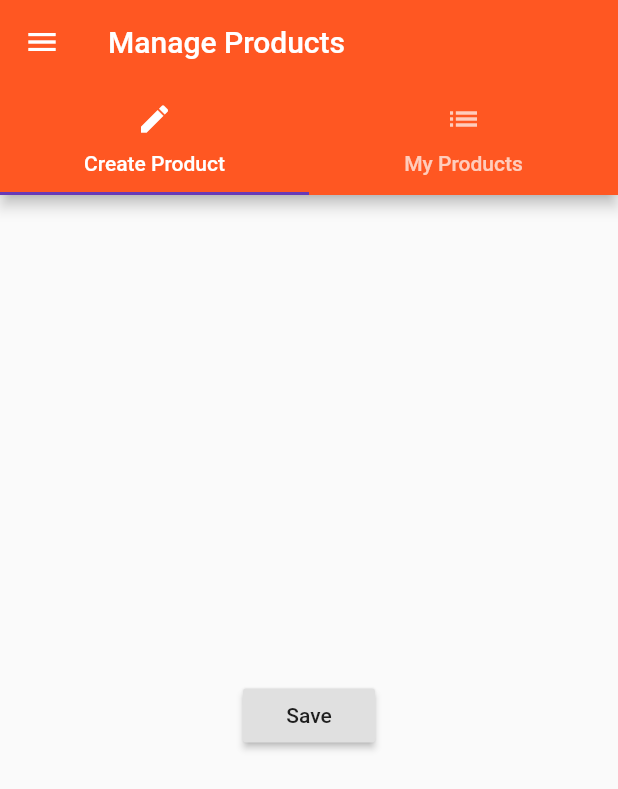
After one commit to SakinaBoriwala21/flutter-course, a Flutter app: the screen it shows after launch, in the side drawer, after a tap on "Manage Products", on a phone screen of 412 x 824 dp. The commit adds this screen. Shown: the top 789 px of the screen. Run offline on Flutter 3.47's test engine with Material 2 defaults, Android fonts, the phone set to English and light mode, and no system bars.

Commit message:
add named routes, modals and dialogs
- Completed Unit 6 - Navigator Module.
- Learn how to use global route registry to navigate pages
- Use routes,onGenerateRoute and onUnknownRoute
- Use Dialogs and Modals to generate alert messages
- Generate alert dialog box with actions
- Generate Modal Bottom sheet to create an overlay on existing page without replacing stack

```diff
--- a/lib/main.dart
+++ b/lib/main.dart
@@ -2,6 +2,9 @@ import 'package:flutter/material.dart';
 // import 'package:flutter/rendering.dart';
 
 import './pages/auth.dart';
+import './pages/products_admin.dart';
+import './pages/product.dart';
+import './pages/products.dart';
 
 void main() {
   // debugPaintSizeEnabled = true;
@@ -10,7 +13,29 @@ void main() {
 
   runApp(MyApp());
 }
-class MyApp extends StatelessWidget {
+
+class MyApp extends StatefulWidget {
+  @override
+  State<StatefulWidget> createState() {
+    return _MyAppState();
+  }
+}
+
+class _MyAppState extends State<MyApp> {
+  List<Map<String, String>> _products = [];
+
+  void _addProduct(Map<String, String> product) {
+    setState(() {
+      _products.add(product);
+    });
+  }
+
+  void _deleteProduct(int index) {
+    setState(() {
+      _products.removeAt(index);
+    });
+  }
+
   @override
   Widget build(BuildContext context) {
     return MaterialApp(
@@ -20,7 +45,31 @@ class MyApp extends StatelessWidget {
         primarySwatch: Colors.deepOrange,
         accentColor: Colors.deepPurple,
       ),
-      home: AuthPage(),
+      // home: AuthPage(),
+      routes: {
+        '/': (BuildContext context) =>
+            ProductsPage(_products, _addProduct, _deleteProduct),
+        '/admin': (BuildContext context) => ProductsAdminPage(),
+      },
+      onGenerateRoute: (RouteSettings settings) {
+        final List<String> pathElements = settings.name.split('/');
+        if (pathElements[0] != '') {
+          return null;
+        }
+        if (pathElements[1] == 'product') {
+          final int index = int.parse(pathElements[2]);
+          return MaterialPageRoute<bool>(
+            builder: (BuildContext context) => ProductPage(
+                _products[index]['title'], _products[index]['image']),
+          );
+        }
+        return null;
+      },
+      onUnknownRoute: (RouteSettings settings) {
+        return MaterialPageRoute(
+            builder: (BuildContext context) =>
+                ProductsPage(_products, _addProduct, _deleteProduct));
+      },
     );
   }
 }
--- a/lib/pages/auth.dart
+++ b/lib/pages/auth.dart
@@ -12,7 +12,7 @@ class AuthPage extends StatelessWidget {
           child: RaisedButton(
         child: Text('LOGIN'),
         onPressed: () {
-          Navigator.pushReplacement(context, MaterialPageRoute(builder: (BuildContext context) => ProductsPage()),);
+          Navigator.pushReplacementNamed(context, '/');
         },
       )),
     );
--- /dev/null
+++ b/lib/pages/product_create.dart
@@ -0,0 +1,21 @@
+import 'package:flutter/material.dart';
+
+class ProductCreatePage extends StatelessWidget {
+  @override
+  Widget build(BuildContext context) {
+    return Center(
+      child: RaisedButton(
+        child: Text('Save'),
+        onPressed: () {
+          showModalBottomSheet(
+              context: context,
+              builder: (BuildContext context) {
+                return Center(
+                  child: Text('This is a Modal'),
+                );
+              });
+        },
+      ),
+    );
+  }
+}
--- /dev/null
+++ b/lib/pages/product_list.dart
@@ -0,0 +1,8 @@
+import 'package:flutter/material.dart';
+
+class ProductListPage extends StatelessWidget {
+  @override
+  Widget build(BuildContext context) {
+    return Center(child: Text('All Products'),);
+  }
+}
--- a/lib/pages/products.dart
+++ b/lib/pages/products.dart
@@ -1,9 +1,14 @@
 import 'package:flutter/material.dart';
 
 import '../product_manager.dart';
-import './products_admin.dart';
 
 class ProductsPage extends StatelessWidget {
+  List<Map<String,String>> products;
+  final Function addProduct;
+  final Function deleteProduct;
+
+  ProductsPage(this.products, this.addProduct, this.deleteProduct);
+
   @override
   Widget build(BuildContext context) {
     return Scaffold(
@@ -17,11 +22,7 @@ class ProductsPage extends StatelessWidget {
             ListTile(
               title: Text('Manage Products'),
               onTap: () {
-                Navigator.push(
-                  context,
-                  MaterialPageRoute(
-                      builder: (BuildContext context) => ProductsAdmin()),
-                );
+                Navigator.pushReplacementNamed(context, '/admin');
               },
             )
           ],
@@ -30,7 +31,7 @@ class ProductsPage extends StatelessWidget {
       appBar: AppBar(
         title: Text('EasyList'),
       ),
-      body: ProductManager(),
+      body: ProductManager(products, addProduct, deleteProduct),
     );
   }
 }
--- a/lib/pages/products_admin.dart
+++ b/lib/pages/products_admin.dart
@@ -1,13 +1,52 @@
 import 'package:flutter/material.dart';
 
-class ProductsAdmin extends StatelessWidget {
+import './products.dart';
+import './product_create.dart';
+import './product_list.dart';
+
+class ProductsAdminPage extends StatelessWidget {
   @override
   Widget build(BuildContext context) {
-    return Scaffold(
-      appBar: AppBar(
-        title: Text('EasyList'),
+    return DefaultTabController(
+      length: 2,
+      child: Scaffold(
+        drawer: Drawer(
+            child: Column(
+          children: <Widget>[
+            AppBar(
+              automaticallyImplyLeading: false,
+              title: Text('Choose'),
+            ),
+            ListTile(
+              title: Text('All Products'),
+              onTap: () {
+                Navigator.pushReplacementNamed(context, '/');
+              },
+            )
+          ],
+        )),
+        appBar: AppBar(
+          title: Text('Manage Products'),
+          bottom: TabBar(
+            tabs: <Widget>[
+              Tab(
+                icon: Icon(Icons.create),
+                text: 'Create Product',
+              ),
+              Tab(
+                icon: Icon(Icons.list),
+                text: 'My Products',
+              )
+            ],
+          ),
+        ),
+        body: TabBarView(
+          children: <Widget>[
+            ProductCreatePage(),
+            ProductListPage(),
+          ],
+        ),
       ),
-      body: Center(child: Text('Product Manager'),),
-    );;
+    );
   }
 }
```
Also changed, not shown: lib/pages/product.dart (+31 -4 lines), lib/product_manager.dart (+7 -45 lines), lib/products.dart (+3 -7 lines).
